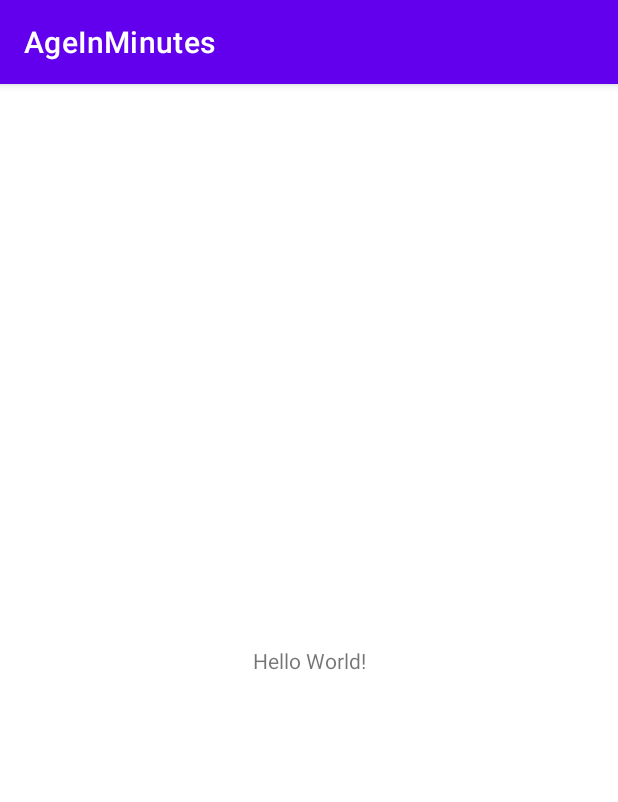
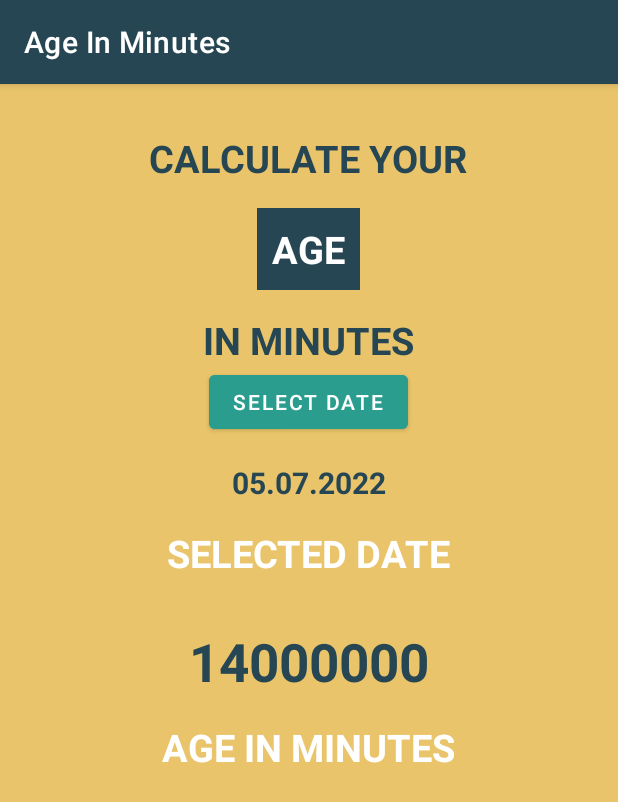
Before and after one commit to Kim-Min-Jong/android_practice_project, an Android app: the screen it shows after launch (MainActivity), on a phone screen of 412 x 824 dp. Shown: the top 802 px of the screen. Run offline under Robolectric (Android 15) with nearby library versions, the phone set to English and light mode, and no system bars.

Commit message:
FEAT: Complete Making UI

```diff
--- a/udemy/ageInMinutes/app/src/main/AndroidManifest.xml
+++ b/udemy/ageInMinutes/app/src/main/AndroidManifest.xml
@@ -1,6 +1,6 @@
 <?xml version="1.0" encoding="utf-8"?>
 <manifest xmlns:android="http://schemas.android.com/apk/res/android"
-    package="com.udemy.ageinminutes">
+    package="com.udemy.ageinminutes" >
 
     <application
         android:allowBackup="true"
@@ -8,10 +8,10 @@
         android:label="@string/app_name"
         android:roundIcon="@mipmap/ic_launcher_round"
         android:supportsRtl="true"
-        android:theme="@style/Theme.AgeInMinutes">
+        android:theme="@style/Theme.AgeInMinutes" >
         <activity
             android:name=".MainActivity"
-            android:exported="true">
+            android:exported="true" >
             <intent-filter>
                 <action android:name="android.intent.action.MAIN" />
 
--- a/udemy/ageInMinutes/app/src/main/res/layout/activity_main.xml
+++ b/udemy/ageInMinutes/app/src/main/res/layout/activity_main.xml
@@ -1,18 +1,92 @@
 <?xml version="1.0" encoding="utf-8"?>
-<androidx.constraintlayout.widget.ConstraintLayout xmlns:android="http://schemas.android.com/apk/res/android"
+<LinearLayout
+    xmlns:android="http://schemas.android.com/apk/res/android"
+    xmlns:tools="http://schemas.android.com/tools"
     xmlns:app="http://schemas.android.com/apk/res-auto"
-    xmlns:tools="http://schemas.android.com/tools"
     android:layout_width="match_parent"
     android:layout_height="match_parent"
-    tools:context=".MainActivity">
+    tools:context=".MainActivity"
+    android:gravity="center_horizontal"
+    android:orientation="vertical"
+    android:background="@color/bgColor"
+    android:padding="16dp"
+    >
 
     <TextView
         android:layout_width="wrap_content"
         android:layout_height="wrap_content"
-        android:text="Hello World!"
-        app:layout_constraintBottom_toBottomOf="parent"
-        app:layout_constraintLeft_toLeftOf="parent"
-        app:layout_constraintRight_toRightOf="parent"
-        app:layout_constraintTop_toTopOf="parent" />
+        android:layout_marginTop="16dp"
+        android:text="CALCULATE YOUR"
+        android:textColor="@color/textBlue"
+        android:textSize="25sp"
+        android:textStyle="bold"/>
 
-</androidx.constraintlayout.widget.ConstraintLayout>
+    <TextView
+        android:layout_width="wrap_content"
+        android:layout_height="wrap_content"
+        android:layout_marginTop="16dp"
+        android:text="AGE"
+        android:padding="10dp"
+        android:background="@color/textBlue"
+        android:textColor="@color/white"
+        android:textSize="25sp"
+        android:textStyle="bold"/>
+
+    <TextView
+        android:layout_width="wrap_content"
+        android:layout_height="wrap_content"
+        android:layout_marginTop="16dp"
+        android:text="IN MINUTES"
+        android:textColor="@color/textBlue"
+        android:textSize="25sp"
+        android:textStyle="bold"
+        />
+
+    <Button
+        android:id="@+id/button"
+        android:layout_width="wrap_content"
+        android:backgroundTint="@color/btnBgColor"
+        android:textColor="@color/white"
+        android:layout_height="wrap_content"
+        android:text="SELECT DATE" />
+
+    <TextView
+        android:layout_width="wrap_content"
+        android:layout_height="wrap_content"
+        android:layout_marginTop="16dp"
+        android:text="05.07.2022"
+        android:textColor="@color/textBlue"
+        android:textSize="20sp"
+        android:textStyle="bold"
+        />
+    <TextView
+        android:layout_width="wrap_content"
+        android:layout_height="wrap_content"
+        android:layout_marginTop="16dp"
+        android:text="SELECTED DATE"
+        android:paddingBottom="15dp"
+        android:textColor="@color/white"
+        android:textSize="25sp"
+        android:textStyle="bold"
+        />
+    <TextView
+        android:layout_width="wrap_content"
+        android:layout_height="wrap_content"
+        android:layout_marginTop="16dp"
+        android:text="14000000"
+        android:textColor="@color/textBlue"
+        android:textSize="35sp"
+        android:textStyle="bold"
+        />
+    <TextView
+        android:layout_width="wrap_content"
+        android:layout_height="wrap_content"
+        android:layout_marginTop="16dp"
+        android:text="AGE IN MINUTES"
+        android:textColor="@color/white"
+        android:textSize="25sp"
+        android:textStyle="bold"
+        />
+
+
+</LinearLayout>
--- a/udemy/ageInMinutes/app/src/main/res/values/colors.xml
+++ b/udemy/ageInMinutes/app/src/main/res/values/colors.xml
@@ -7,4 +7,8 @@
     <color name="teal_700">#FF018786</color>
     <color name="black">#FF000000</color>
     <color name="white">#FFFFFFFF</color>
+    <color name="textBlue">#264653</color>
+    <color name="bgColor">#e9c46a</color>
+    <color name="btnBgColor">#2a9d8f</color>
+    <color name="lightGray">#b7b7a4</color>
 </resources>
--- a/udemy/ageInMinutes/app/src/main/res/values/strings.xml
+++ b/udemy/ageInMinutes/app/src/main/res/values/strings.xml
@@ -1,3 +1,3 @@
 <resources>
-    <string name="app_name">AgeInMinutes</string>
+    <string name="app_name">Age In Minutes</string>
 </resources>
--- a/udemy/ageInMinutes/app/src/main/res/values/themes.xml
+++ b/udemy/ageInMinutes/app/src/main/res/values/themes.xml
@@ -2,8 +2,8 @@
     <!-- Base application theme. -->
     <style name="Theme.AgeInMinutes" parent="Theme.MaterialComponents.DayNight.DarkActionBar">
         <!-- Primary brand color. -->
-        <item name="colorPrimary">@color/purple_500</item>
-        <item name="colorPrimaryVariant">@color/purple_700</item>
+        <item name="colorPrimary">@color/textBlue</item>
+        <item name="colorPrimaryVariant">@color/textBlue</item>
         <item name="colorOnPrimary">@color/white</item>
         <!-- Secondary brand color. -->
         <item name="colorSecondary">@color/teal_200</item>
```
